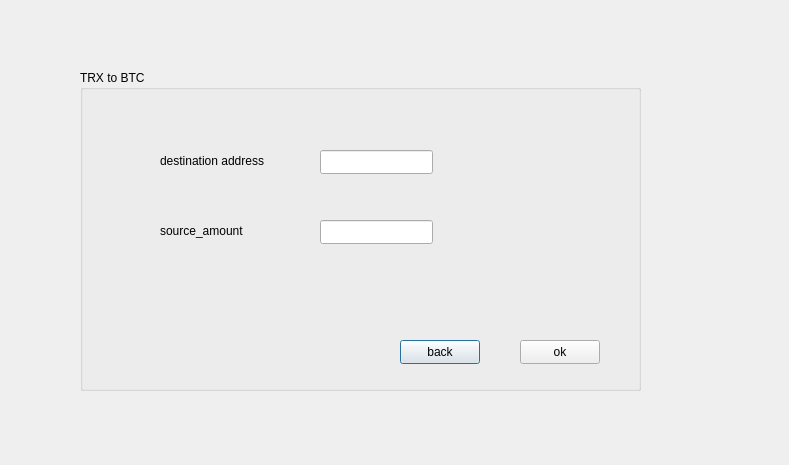
Ps3383/iut_wallet, file iut/ttob.ui: the form before one commit.
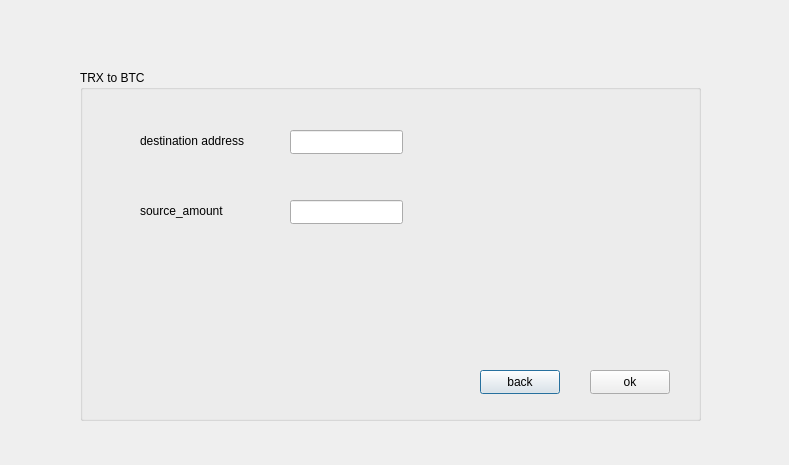
The form after the commit. Icons and pictures are not drawn.

```diff
--- a/iut/ttob.ui
+++ b/iut/ttob.ui
@@ -18,8 +18,8 @@
     <rect>
      <x>80</x>
      <y>70</y>
-     <width>561</width>
-     <height>321</height>
+     <width>621</width>
+     <height>351</height>
     </rect>
    </property>
    <property name="title">
@@ -28,8 +28,8 @@
    <widget class="QPushButton" name="pushButton">
     <property name="geometry">
      <rect>
-      <x>320</x>
-      <y>270</y>
+      <x>400</x>
+      <y>300</y>
       <width>80</width>
       <height>24</height>
      </rect>
@@ -41,8 +41,8 @@
    <widget class="QPushButton" name="ok">
     <property name="geometry">
      <rect>
-      <x>440</x>
-      <y>270</y>
+      <x>510</x>
+      <y>300</y>
       <width>80</width>
       <height>24</height>
      </rect>
@@ -54,8 +54,8 @@
    <widget class="QLineEdit" name="adress">
     <property name="geometry">
      <rect>
-      <x>240</x>
-      <y>80</y>
+      <x>210</x>
+      <y>60</y>
       <width>113</width>
       <height>24</height>
      </rect>
@@ -64,8 +64,8 @@
    <widget class="QLineEdit" name="amount">
     <property name="geometry">
      <rect>
-      <x>240</x>
-      <y>150</y>
+      <x>210</x>
+      <y>130</y>
       <width>113</width>
       <height>24</height>
      </rect>
@@ -74,8 +74,8 @@
    <widget class="QLabel" name="label">
     <property name="geometry">
      <rect>
-      <x>80</x>
-      <y>140</y>
+      <x>60</x>
+      <y>120</y>
       <width>91</width>
       <height>41</height>
      </rect>
@@ -87,8 +87,8 @@
    <widget class="QLabel" name="label_2">
     <property name="geometry">
      <rect>
-      <x>80</x>
-      <y>70</y>
+      <x>60</x>
+      <y>50</y>
       <width>121</width>
       <height>41</height>
      </rect>
@@ -97,6 +97,38 @@
      <string>destination address</string>
     </property>
    </widget>
+   <widget class="QLabel" name="label_3">
+    <property name="geometry">
+     <rect>
+      <x>60</x>
+      <y>200</y>
+      <width>161</width>
+      <height>81</height>
+     </rect>
+    </property>
+    <property name="styleSheet">
+     <string notr="true">image: url(:/new/prefix1/TRX.jfif);</string>
+    </property>
+    <property name="text">
+     <string/>
+    </property>
+   </widget>
+   <widget class="QLabel" name="label_4">
+    <property name="geometry">
+     <rect>
+      <x>270</x>
+      <y>200</y>
+      <width>141</width>
+      <height>81</height>
+     </rect>
+    </property>
+    <property name="styleSheet">
+     <string notr="true">image: url(:/new/prefix1/BTC.jfif);</string>
+    </property>
+    <property name="text">
+     <string/>
+    </property>
+   </widget>
   </widget>
  </widget>
  <resources/>
```
